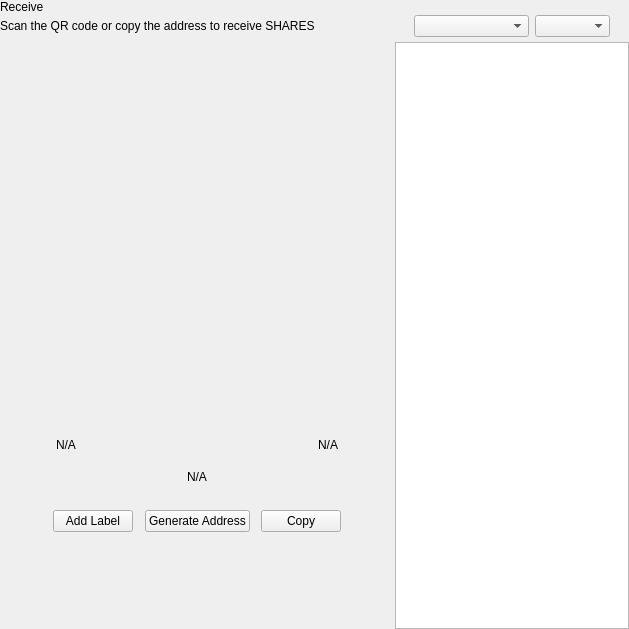
This is src/qt/cryptoshares/forms/receivewidget.ui in Cryptosharescoin/shares as Qt 5 draws it before an edit. The edited form follows.
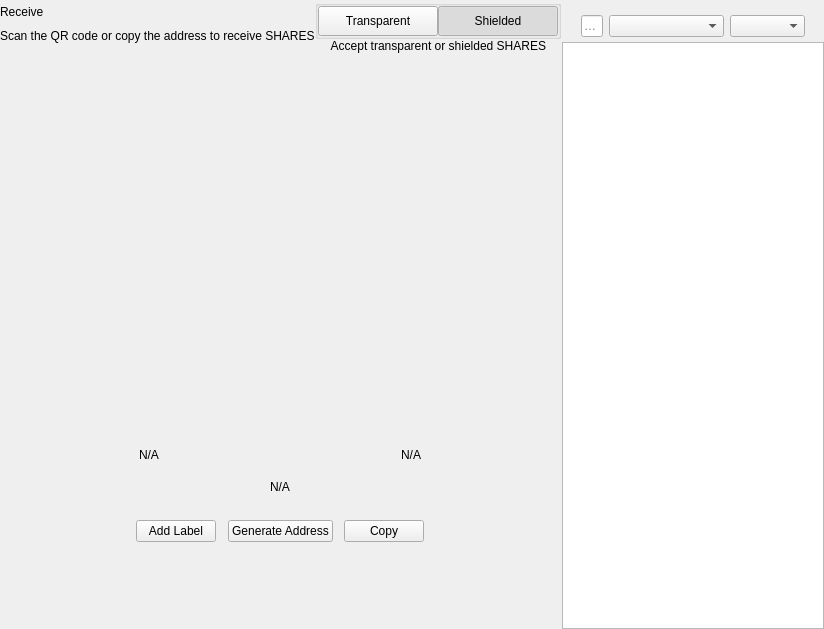
This is the edited form. Custom widgets are drawn as their Qt base class.

The edit to the form file:
```diff
--- a/src/qt/cryptoshares/forms/receivewidget.ui
+++ b/src/qt/cryptoshares/forms/receivewidget.ui
@@ -6,7 +6,7 @@
    <rect>
     <x>0</x>
     <y>0</y>
-    <width>629</width>
+    <width>819</width>
     <height>629</height>
    </rect>
   </property>
@@ -97,6 +97,120 @@
             </property>
            </spacer>
           </item>
+          <item>
+           <widget class="QWidget" name="containerViewPrivacyChecks" native="true">
+            <layout class="QVBoxLayout" name="containerPrivacyChecks">
+             <property name="spacing">
+              <number>0</number>
+             </property>
+             <property name="leftMargin">
+              <number>0</number>
+             </property>
+             <property name="topMargin">
+              <number>0</number>
+             </property>
+             <property name="rightMargin">
+              <number>0</number>
+             </property>
+             <property name="bottomMargin">
+              <number>0</number>
+             </property>
+             <item alignment="Qt::AlignHCenter|Qt::AlignVCenter">
+              <widget class="QGroupBox" name="groupBox">
+               <property name="title">
+                <string/>
+               </property>
+               <layout class="QHBoxLayout" name="horizontalLayout_2_1">
+                <property name="spacing">
+                 <number>0</number>
+                </property>
+                <property name="leftMargin">
+                 <number>0</number>
+                </property>
+                <property name="topMargin">
+                 <number>0</number>
+                </property>
+                <property name="rightMargin">
+                 <number>0</number>
+                </property>
+                <property name="bottomMargin">
+                 <number>0</number>
+                </property>
+                <item>
+                 <widget class="QPushButton" name="pushLeft">
+                  <property name="minimumSize">
+                   <size>
+                    <width>120</width>
+                    <height>30</height>
+                   </size>
+                  </property>
+                  <property name="maximumSize">
+                   <size>
+                    <width>120</width>
+                    <height>30</height>
+                   </size>
+                  </property>
+                  <property name="focusPolicy">
+                   <enum>Qt::NoFocus</enum>
+                  </property>
+                  <property name="text">
+                   <string>Transparent</string>
+                  </property>
+                  <property name="checkable">
+                   <bool>true</bool>
+                  </property>
+                  <property name="autoExclusive">
+                   <bool>true</bool>
+                  </property>
+                 </widget>
+                </item>
+                <item>
+                 <widget class="QPushButton" name="pushRight">
+                  <property name="minimumSize">
+                   <size>
+                    <width>120</width>
+                    <height>30</height>
+                   </size>
+                  </property>
+                  <property name="maximumSize">
+                   <size>
+                    <width>120</width>
+                    <height>30</height>
+                   </size>
+                  </property>
+                  <property name="focusPolicy">
+                   <enum>Qt::NoFocus</enum>
+                  </property>
+                  <property name="text">
+                   <string>Shielded</string>
+                  </property>
+                  <property name="checkable">
+                   <bool>true</bool>
+                  </property>
+                  <property name="checked">
+                   <bool>true</bool>
+                  </property>
+                  <property name="autoExclusive">
+                   <bool>true</bool>
+                  </property>
+                 </widget>
+                </item>
+               </layout>
+              </widget>
+             </item>
+             <item alignment="Qt::AlignHCenter|Qt::AlignTop">
+              <widget class="QLabel" name="labelSubtitle2">
+               <property name="text">
+                <string>Accept transparent or shielded SHARES</string>
+               </property>
+               <property name="alignment">
+                <set>Qt::AlignRight|Qt::AlignTrailing|Qt::AlignVCenter</set>
+               </property>
+              </widget>
+             </item>
+            </layout>
+           </widget>
+          </item>
          </layout>
         </item>
         <item>
@@ -396,14 +510,45 @@
            <property name="bottomMargin">
             <number>5</number>
            </property>
+           <item>
+            <widget class="QLineEdit" name="lineEditFilter">
+             <property name="sizePolicy">
+              <sizepolicy hsizetype="Expanding" vsizetype="Fixed">
+               <horstretch>0</horstretch>
+               <verstretch>0</verstretch>
+              </sizepolicy>
+             </property>
+             <property name="minimumSize">
+              <size>
+               <width>0</width>
+               <height>0</height>
+              </size>
+             </property>
+             <property name="contextMenuPolicy">
+              <enum>Qt::DefaultContextMenu</enum>
+             </property>
+             <property name="acceptDrops">
+              <bool>false</bool>
+             </property>
+             <property name="maxLength">
+              <number>40</number>
+             </property>
+             <property name="placeholderText">
+              <string>Filter</string>
+             </property>
+            </widget>
+           </item>
            <item>
             <spacer name="horizontalSpacer_3">
              <property name="orientation">
               <enum>Qt::Horizontal</enum>
              </property>
+             <property name="sizeType">
+              <enum>QSizePolicy::Preferred</enum>
+             </property>
              <property name="sizeHint" stdset="0">
               <size>
-               <width>40</width>
+               <width>20</width>
                <height>20</height>
               </size>
              </property>
```
Left out of the diff: 5 changed lines with no effect on the pictures.
